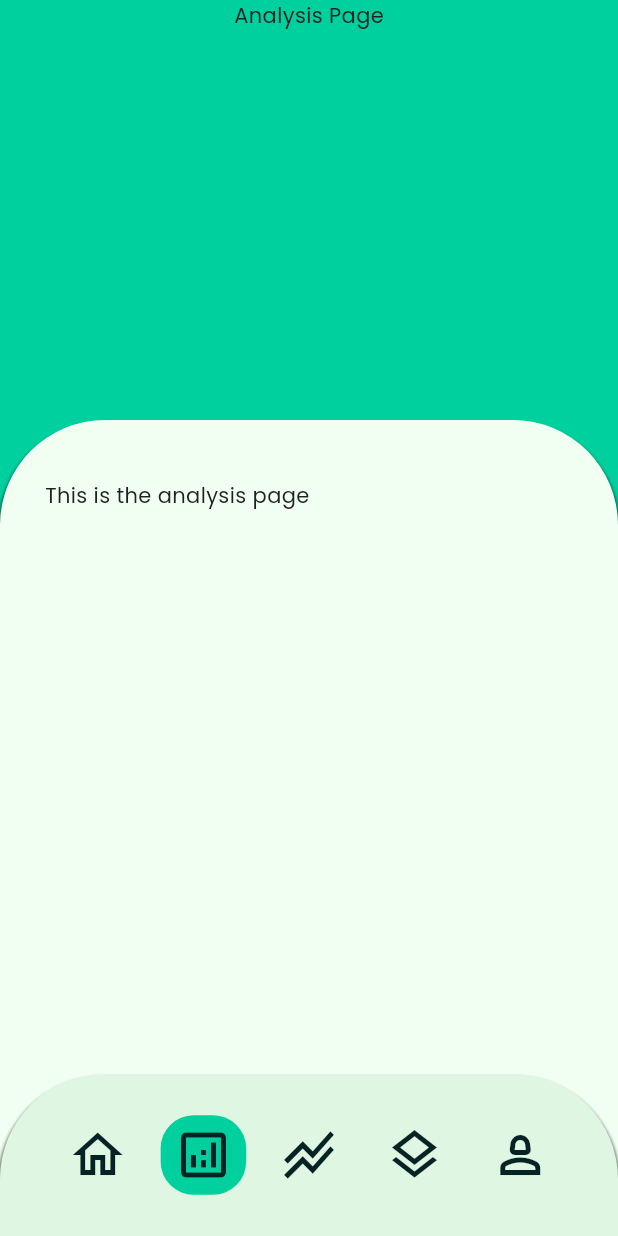
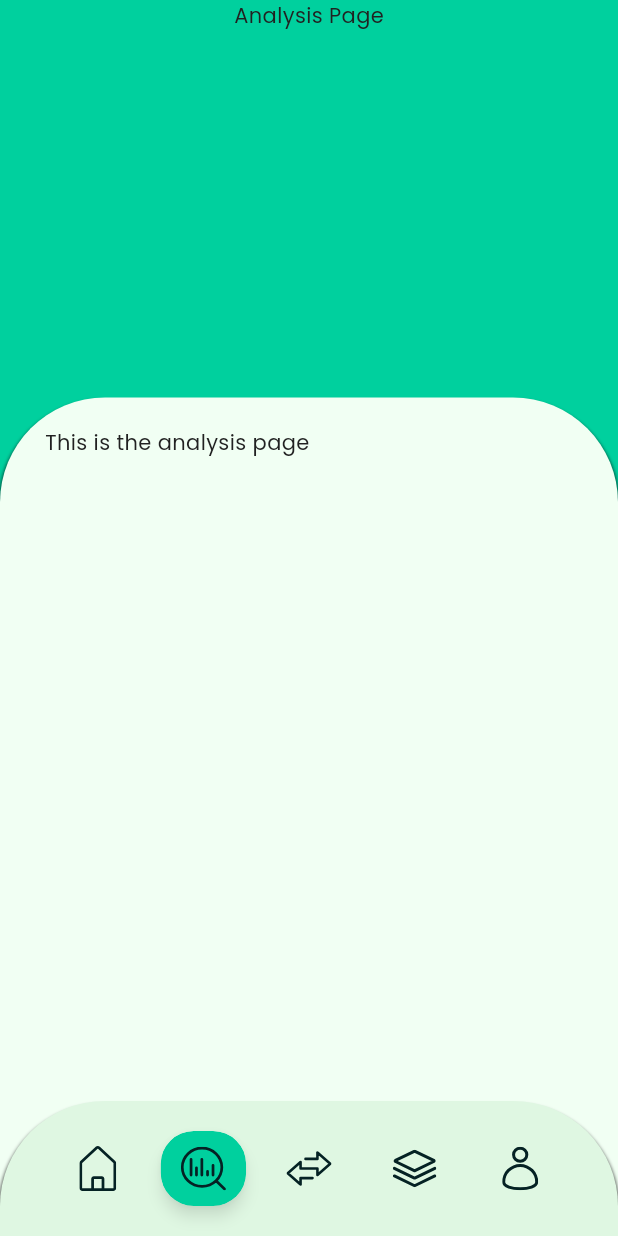
Before and after one commit to Lukman350/dompetly, a Flutter app: the AnalysisPage screen opened by its route, on a phone screen of 412 x 824 dp. Run offline on Flutter 3.47's test engine with Material 3 defaults, Android fonts, the phone set to English and light mode, and no system bars; our stand-ins replace dio, firebase_auth, firebase_core, flutter_dotenv, flutter_svg, get and 4 more; accounts and stored records are empty; generated files the repository leaves out were written again.

Commit message:
feat: Update LayoutTemplate with SVG icons and styling adjustments
This commit refactors the `LayoutTemplate` component:
- Replaces `IconData` with SVG assets for navigation bar items.
- Utilizes `SvgPicture.asset` for rendering icons.
- Adds `colorFilter` to `SvgPicture` to handle active and theme-based icon colors.
- Wraps `InkWell` in `Material` widget to apply elevation and shadow for the active navigation item.
- Adjusts padding, top position of content, and height of the bottom navigation bar for improved layout.

```diff
--- a/lib/components/layout_template.dart
+++ b/lib/components/layout_template.dart
@@ -3,6 +3,7 @@ import 'package:dompetly/pages/analysis_page.dart';
 import 'package:dompetly/pages/dashboard_page.dart';
 import 'package:dompetly/themes/app_colors.dart';
 import 'package:flutter/material.dart';
+import 'package:flutter_svg/flutter_svg.dart';
 import 'package:get/get.dart';
 
 class LayoutTemplate extends StatelessWidget {
@@ -21,13 +22,19 @@ class LayoutTemplate extends StatelessWidget {
 
   Widget _buildNavItem(
     BuildContext context, {
-    required IconData icon,
+    required String svgPath,
     required String routeName,
     required VoidCallback onTap,
   }) {
     final bool isActive = Get.currentRoute == routeName;
 
-    return InkWell(
+    return Material(
+      color: Colors.transparent,
+      elevation: isActive ? 4 : 0,
+      shadowColor: Colors.black.withValues(alpha: 0.5),
+      clipBehavior: Clip.antiAlias,
+      shape: RoundedRectangleBorder(borderRadius: BorderRadius.circular(22)),
+      child: InkWell(
         onTap: onTap,
         child: Container(
           width: 57,
@@ -36,14 +43,33 @@ class LayoutTemplate extends StatelessWidget {
             color: isActive ? AppColors.mainGreen : null,
             borderRadius: BorderRadius.circular(22),
           ),
-        child: Icon(
-          icon,
-          size: 40,
-          color: isActive
-              ? AppColors.darkBackgroundColor
+          child: SizedBox(
+            width: 30,
+            height: 30,
+            child: Center(
+              child: SvgPicture.asset(
+                svgPath,
+                colorFilter: isActive
+                    ? ColorFilter.mode(
+                        AppColors.darkBackgroundColor,
+                        BlendMode.srcIn,
+                      )
                     : (_themeController.themeMode.value == ThemeMode.dark
-                    ? AppColors.textPrimaryDark
-                    : AppColors.darkBackgroundColor),
+                          ? ColorFilter.mode(
+                              AppColors.textPrimaryDark,
+                              BlendMode.srcIn,
+                            )
+                          : ColorFilter.mode(
+                              AppColors.darkBackgroundColor,
+                              BlendMode.srcIn,
+                            )),
+                width: 30,
+                height: 30,
+                fit: BoxFit.scaleDown,
+                alignment: Alignment.center,
+              ),
+            ),
+          ),
         ),
       ),
     );
@@ -67,7 +93,7 @@ class LayoutTemplate extends StatelessWidget {
             header,
             // Contents
             Positioned.fill(
-              top: 280,
+              top: 265,
               child: Container(
                 width: MediaQuery.of(context).size.width,
                 decoration: BoxDecoration(
@@ -87,7 +113,7 @@ class LayoutTemplate extends StatelessWidget {
                     ),
                   ],
                 ),
-                padding: EdgeInsets.symmetric(vertical: 40, horizontal: 30),
+                padding: EdgeInsets.symmetric(vertical: 20, horizontal: 30),
                 child: Column(
                   crossAxisAlignment: CrossAxisAlignment.start,
                   children: children,
@@ -100,7 +126,7 @@ class LayoutTemplate extends StatelessWidget {
               right: 0,
               left: 0,
               child: Container(
-                height: 108,
+                height: 90,
                 width: double.infinity,
                 decoration: BoxDecoration(
                   color: _themeController.themeMode.value == ThemeMode.dark
@@ -126,7 +152,7 @@ class LayoutTemplate extends StatelessWidget {
                   children: [
                     _buildNavItem(
                       context,
-                      icon: Icons.home_outlined,
+                      svgPath: 'assets/images/icons/nav_menu/home.svg',
                       routeName: DashboardPage.routeName,
                       onTap: () {
                         if (Get.currentRoute != DashboardPage.routeName) {
@@ -136,7 +162,7 @@ class LayoutTemplate extends StatelessWidget {
                     ),
                     _buildNavItem(
                       context,
-                      icon: Icons.analytics_outlined,
+                      svgPath: 'assets/images/icons/nav_menu/analysis.svg',
                       routeName: AnalysisPage.routeName,
                       onTap: () {
                         if (Get.currentRoute != AnalysisPage.routeName) {
@@ -146,7 +172,7 @@ class LayoutTemplate extends StatelessWidget {
                     ),
                     _buildNavItem(
                       context,
-                      icon: Icons.stacked_line_chart_outlined,
+                      svgPath: 'assets/images/icons/nav_menu/transactions.svg',
                       routeName: "transactions_page",
                       onTap: () {
                         if (Get.currentRoute != "transactions_page") {
@@ -156,7 +182,7 @@ class LayoutTemplate extends StatelessWidget {
                     ),
                     _buildNavItem(
                       context,
-                      icon: Icons.layers_outlined,
+                      svgPath: 'assets/images/icons/nav_menu/category.svg',
                       routeName: "/categories_page",
                       onTap: () {
                         if (Get.currentRoute != "/categories_page") {
@@ -166,7 +192,7 @@ class LayoutTemplate extends StatelessWidget {
                     ),
                     _buildNavItem(
                       context,
-                      icon: Icons.person_2_outlined,
+                      svgPath: 'assets/images/icons/nav_menu/profile.svg',
                       routeName: "/profile_page",
                       onTap: () {
                         if (Get.currentRoute != "profile_page") {
```
Lines whose indentation alone changed are shown as unchanged.
